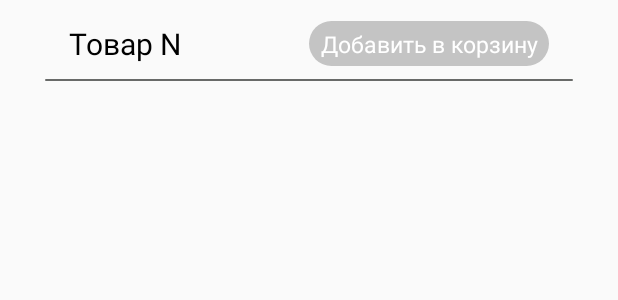
After one commit to kmac3063/fefu_food_app, an Android app: the layout layout_recycle_item.xml on its own in the app's theme, with its tools: preview values and no code run, on a phone screen of 412 x 824 dp. The commit adds this screen. Shown: the top 300 px of the screen. Run offline under Robolectric (Android 15) with nearby library versions, the phone set to English and light mode, and no system bars.

Commit message:
Complete start screen

```diff
--- a/app/src/main/AndroidManifest.xml
+++ b/app/src/main/AndroidManifest.xml
@@ -9,7 +9,8 @@
         android:roundIcon="@drawable/layout_logo"
         android:supportsRtl="true"
         android:theme="@style/AppTheme.NoActionBar">
-        <activity android:name=".MenuActivity"></activity>
+        <activity android:name=".ProductsActivity"></activity>
+        <activity android:name=".MenuActivity" />
         <activity android:name=".CategoriesActivity" />
         <activity android:name=".ProfileActivity" />
         <activity
--- /dev/null
+++ b/app/src/main/res/drawable/rectangle4.xml
@@ -0,0 +1,7 @@
+<?xml version="1.0" encoding="utf-8"?>
+<shape xmlns:android="http://schemas.android.com/apk/res/android"
+    android:shape="rectangle">
+
+    <solid android:color="@color/colorLightGray" />
+    <corners android:radius="20dp"/>
+</shape>
--- a/app/src/main/res/layout/activity_main.xml
+++ b/app/src/main/res/layout/activity_main.xml
@@ -92,6 +92,7 @@
         app:layout_constraintStart_toStartOf="@+id/view2"
         app:layout_constraintTop_toTopOf="@+id/view2"
         android:gravity="center"/>
+
     <EditText
         android:visibility="gone"
         android:id="@+id/edit_text2"
--- a/app/src/main/res/layout/activity_menu.xml
+++ b/app/src/main/res/layout/activity_menu.xml
@@ -29,8 +29,6 @@
         android:layout_marginLeft="10dp"
         app:layout_constraintLeft_toRightOf="@id/image_view0"
         app:layout_constraintTop_toTopOf="@+id/image_view0" />
-
-
     <ImageView
         android:id="@+id/image_view1"
         android:layout_width="330dp"
--- /dev/null
+++ b/app/src/main/res/layout/layout_recycle_item.xml
@@ -0,0 +1,47 @@
+<?xml version="1.0" encoding="utf-8"?>
+<androidx.constraintlayout.widget.ConstraintLayout xmlns:android="http://schemas.android.com/apk/res/android"
+    android:layout_width="match_parent"
+    android:layout_height="match_parent"
+    xmlns:tools="http://schemas.android.com/tools"
+    xmlns:app="http://schemas.android.com/apk/res-auto"
+    android:orientation="vertical">
+    <TextView
+        android:id="@+id/item_text_view"
+        android:layout_width="wrap_content"
+        android:layout_height="wrap_content"
+        tools:text="Товар N"
+        app:layout_constraintLeft_toLeftOf="parent"
+        app:layout_constraintTop_toTopOf="parent"
+        app:layout_constraintRight_toLeftOf="@id/item_image_view1"
+        android:layout_marginTop="15dp"
+        android:textColor="@android:color/black"
+        android:textSize="20sp"/>
+    <ImageView
+        android:id="@+id/item_image_view1"
+        app:layout_constraintLeft_toRightOf="@id/item_text_view"
+        app:layout_constraintRight_toRightOf="parent"
+        app:layout_constraintTop_toTopOf="parent"
+        android:layout_width="160dp"
+        android:layout_height="30dp"
+        android:background="@drawable/rectangle4"
+        android:layout_marginTop="14dp"
+        android:layout_marginLeft="40dp"/>
+    <TextView
+        android:id="@+id/item_text_view1"
+        android:layout_width="wrap_content"
+        android:layout_height="wrap_content"
+        android:text="Добавить в корзину"
+        app:layout_constraintTop_toTopOf="@id/item_text_view"
+        app:layout_constraintBottom_toBottomOf="@id/item_text_view"
+        app:layout_constraintLeft_toLeftOf="@id/item_image_view1"
+        app:layout_constraintRight_toRightOf="@id/item_image_view1"
+        android:textColor="@android:color/white"
+        android:textSize="15sp"/>
+    <View
+        android:layout_width="match_parent"
+        android:layout_height="1dp"
+        android:layout_marginHorizontal="30dp"
+        app:layout_constraintTop_toBottomOf="@id/item_text_view"
+        android:background="@drawable/devider1"
+        android:layout_marginTop="10dp"/>
+</androidx.constraintlayout.widget.ConstraintLayout>
--- a/app/src/main/res/values/colors.xml
+++ b/app/src/main/res/values/colors.xml
@@ -6,4 +6,5 @@
     <color name="colorWhite">#FFFFFF</color>
     <color name="colorLightYellow">#F5F8ED</color>
     <color name="colorGray">#686A68</color>
+    <color name="colorLightGray">#C4C4C4</color>
 </resources>
```
Also changed, not shown: app/src/main/java/com/example/fefu_food_app/ProductsActivity.java (added, +22 -0 lines), app/src/main/java/com/example/fefu_food_app/model/Order.java (+1 -11 lines), app/src/main/java/com/example/fefu_food_app/model/UserData.java (+19 -0 lines), app/src/main/res/layout/activity_products.xml (added, +51 -0 lines).
